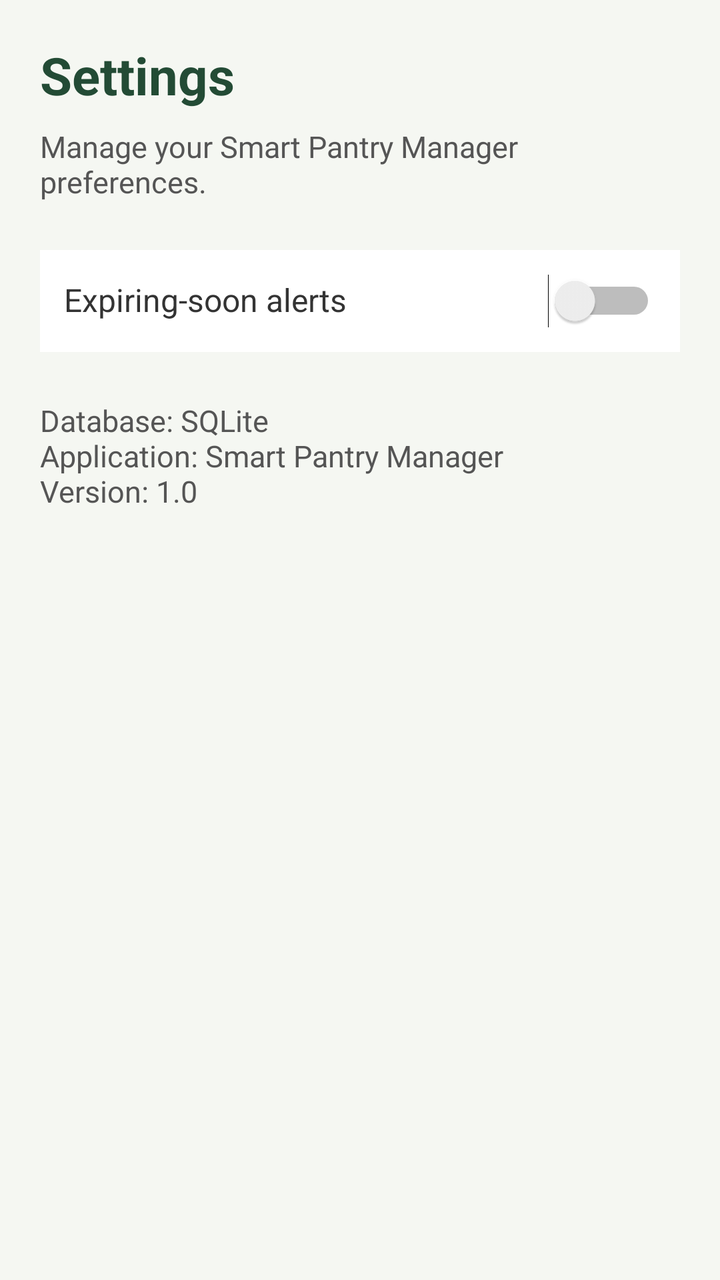
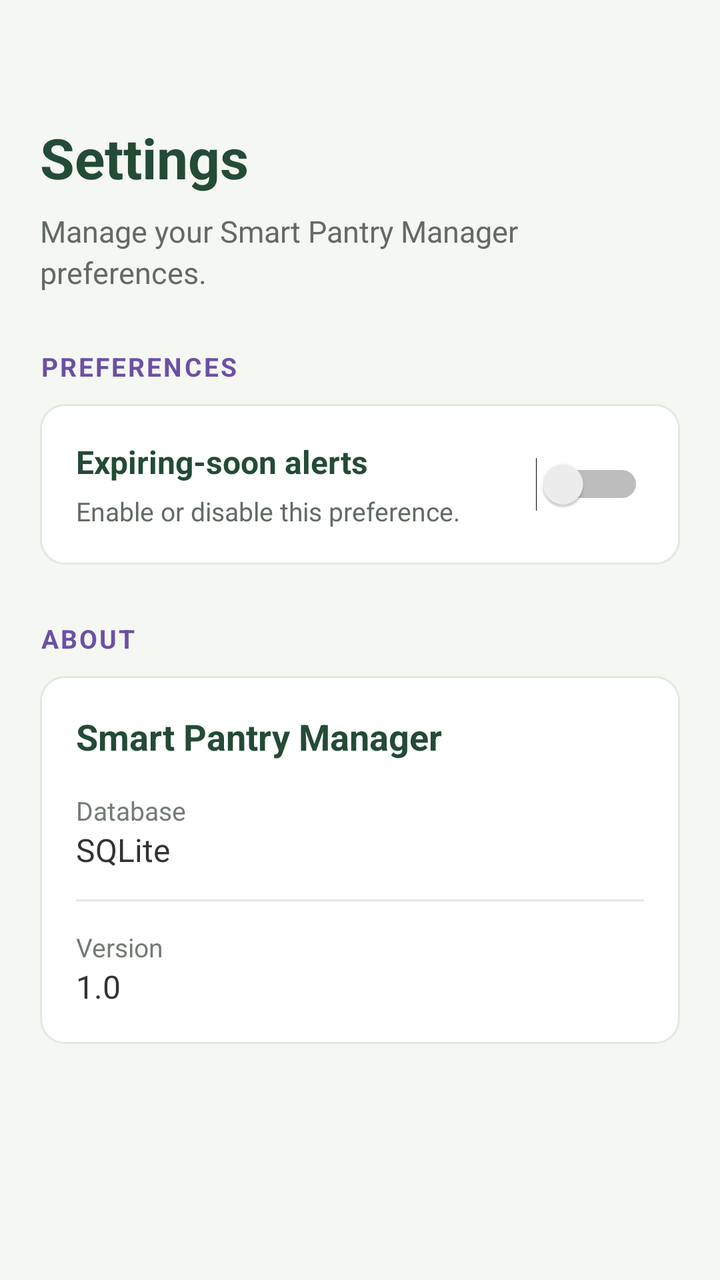

Two renders of the same Android screen: before a commit and after it. Below are the layout's source before the change and the commit's diff.
<!-- AndroidManifest.xml: application theme Theme.SmartPantryManager -->
<!-- res/layout/activity_settings.xml -->
<?xml version="1.0" encoding="utf-8"?>
<LinearLayout
    xmlns:android="http://schemas.android.com/apk/res/android"
    android:layout_width="match_parent"
    android:layout_height="match_parent"
    android:orientation="vertical"
    android:padding="20dp"
    android:background="#F5F7F2">

    <TextView
        android:layout_width="match_parent"
        android:layout_height="wrap_content"
        android:text="Settings"
        android:textSize="26sp"
        android:textStyle="bold"
        android:textColor="#234B35"
        android:layout_marginBottom="8dp" />

    <TextView
        android:layout_width="match_parent"
        android:layout_height="wrap_content"
        android:text="Manage your Smart Pantry Manager preferences."
        android:textSize="15sp"
        android:textColor="#555555"
        android:layout_marginBottom="24dp" />

    <LinearLayout
        android:layout_width="match_parent"
        android:layout_height="wrap_content"
        android:orientation="horizontal"
        android:gravity="center_horizontal"
        android:padding="12dp"
        android:background="#FFFFFF">

        <TextView
            android:layout_width="0dp"
            android:layout_height="wrap_content"
            android:layout_weight="1"
            android:text="Expiring-soon alerts"
            android:textSize="16sp"
            android:textColor="#333333" />

        <Switch
            android:id="@+id/switchAlerts"
            android:layout_width="wrap_content"
            android:layout_height="wrap_content" />

    </LinearLayout>

    <TextView
        android:layout_width="match_parent"
        android:layout_height="wrap_content"
        android:text="Database: SQLite\nApplication: Smart Pantry Manager\nVersion: 1.0"
        android:textSize="15sp"
        android:textColor="#555555"
        android:layout_marginTop="24dp" />

</LinearLayout>
<!-- resources referenced by this layout -->
<resources>
  <style name="Theme.SmartPantryManager" parent="Base.Theme.SmartPantryManager" />
  <style name="Base.Theme.SmartPantryManager" parent="Theme.Material3.DayNight">
  
          
          
      </style>
</resources>

<!-- the commit's change to res/layout/activity_settings.xml (unified diff, before → after) -->
@@ -1,58 +1,159 @@
 <?xml version="1.0" encoding="utf-8"?>
-<LinearLayout
+<ScrollView
     xmlns:android="http://schemas.android.com/apk/res/android"
     android:layout_width="match_parent"
     android:layout_height="match_parent"
-    android:orientation="vertical"
-    android:padding="20dp"
-    android:background="#F5F7F2">
-
-    <TextView
-        android:layout_width="match_parent"
-        android:layout_height="wrap_content"
-        android:text="Settings"
-        android:textSize="26sp"
-        android:textStyle="bold"
-        android:textColor="#234B35"
-        android:layout_marginBottom="8dp" />
-
-    <TextView
-        android:layout_width="match_parent"
-        android:layout_height="wrap_content"
-        android:text="Manage your Smart Pantry Manager preferences."
-        android:textSize="15sp"
-        android:textColor="#555555"
-        android:layout_marginBottom="24dp" />
+    android:background="#F5F7F2"
+    android:fillViewport="true">
 
     <LinearLayout
         android:layout_width="match_parent"
         android:layout_height="wrap_content"
-        android:orientation="horizontal"
-        android:gravity="center_horizontal"
-        android:padding="12dp"
-        android:background="#FFFFFF">
+        android:orientation="vertical"
+        android:paddingStart="20dp"
+        android:paddingEnd="20dp"
+        android:paddingTop="60dp"
+        android:paddingBottom="24dp">
+
+        
+        <TextView
+            android:layout_width="match_parent"
+            android:layout_height="wrap_content"
+            android:text="Settings"
+            android:textSize="28sp"
+            android:textStyle="bold"
+            android:textColor="#234B35"
+            android:layout_marginBottom="8dp" />
 
         <TextView
-            android:layout_width="0dp"
+            android:layout_width="match_parent"
             android:layout_height="wrap_content"
-            android:layout_weight="1"
-            android:text="Expiring-soon alerts"
-            android:textSize="16sp"
-            android:textColor="#333333" />
+            android:text="Manage your Smart Pantry Manager preferences."
+            android:textSize="15sp"
+            android:textColor="#626B63"
+            android:lineSpacingExtra="3dp"
+            android:layout_marginBottom="28dp" />
 
-        <Switch
-            android:id="@+id/switchAlerts"
-            android:layout_width="wrap_content"
-            android:layout_height="wrap_content" />
+        
+        <TextView
+            android:layout_width="match_parent"
+            android:layout_height="wrap_content"
+            android:text="PREFERENCES"
+            android:textSize="13sp"
+            android:textStyle="bold"
+            android:textColor="#6B50A5"
+            android:letterSpacing="0.08"
+            android:layout_marginBottom="10dp" />
+
+        
+        <LinearLayout
+            android:layout_width="match_parent"
+            android:layout_height="wrap_content"
+            android:orientation="horizontal"
+            android:gravity="center_vertical"
+            android:padding="18dp"
+            android:background="@drawable/bg_recipe_detail_card"
+            android:layout_marginBottom="28dp">
+
+            <LinearLayout
+                android:layout_width="0dp"
+                android:layout_height="wrap_content"
+                android:layout_weight="1"
+                android:orientation="vertical"
+                android:paddingEnd="12dp">
+
+                <TextView
+                    android:layout_width="match_parent"
+                    android:layout_height="wrap_content"
+                    android:text="Expiring-soon alerts"
+                    android:textSize="16sp"
+                    android:textStyle="bold"
+                    android:textColor="#234B35"
+                    android:layout_marginBottom="5dp" />
+
+                <TextView
+                    android:layout_width="match_parent"
+                    android:layout_height="wrap_content"
+                    android:text="Enable or disable this preference."
+                    android:textSize="13sp"
+                    android:textColor="#626B63" />
+
+            </LinearLayout>
+
+            <Switch
+                android:id="@+id/switchAlerts"
+                android:layout_width="wrap_content"
+                android:layout_height="wrap_content"
+                android:contentDescription="Enable or disable expiring-soon alerts"
+                android:buttonTint="#6B50A5" />
+
+        </LinearLayout>
+
+        
+        <TextView
+            android:layout_width="match_parent"
+            android:layout_height="wrap_content"
+            android:text="ABOUT"
+            android:textSize="13sp"
+            android:textStyle="bold"
+            android:textColor="#6B50A5"
+            android:letterSpacing="0.08"
+            android:layout_marginBottom="10dp" />
+
+        
+        <LinearLayout
+            android:layout_width="match_parent"
+            android:layout_height="wrap_content"
+            android:orientation="vertical"
+            android:padding="18dp"
+            android:background="@drawable/bg_recipe_detail_card">
+
+            <TextView
+                android:layout_width="match_parent"
+                android:layout_height="wrap_content"
+                android:text="Smart Pantry Manager"
+                android:textSize="18sp"
+                android:textStyle="bold"
+                android:textColor="#234B35"
+                android:layout_marginBottom="16dp" />
+
+            <TextView
+                android:layout_width="match_parent"
+                android:layout_height="wrap_content"
+                android:text="Database"
+                android:textSize="13sp"
+                android:textColor="#737B74" />
+
+            <TextView
+                android:layout_width="match_parent"
+                android:layout_height="wrap_content"
+                android:text="SQLite"
+                android:textSize="16sp"
+                android:textColor="#333333"
+                android:layout_marginBottom="14dp" />
+
+            <View
+                android:layout_width="match_parent"
+                android:layout_height="1dp"
+                android:background="#E2E9E0"
+                android:layout_marginBottom="14dp" />
+
+            <TextView
+                android:layout_width="match_parent"
+                android:layout_height="wrap_content"
+                android:text="Version"
+                android:textSize="13sp"
+                android:textColor="#737B74" />
+
+            <TextView
+                android:layout_width="match_parent"
+                android:layout_height="wrap_content"
+                android:text="1.0"
+                android:textSize="16sp"
+                android:textColor="#333333" />
+
+        </LinearLayout>
 
     </LinearLayout>
 
-    <TextView
-        android:layout_width="match_parent"
-        android:layout_height="wrap_content"
-        android:text="Database: SQLite\nApplication: Smart Pantry Manager\nVersion: 1.0"
-        android:textSize="15sp"
-        android:textColor="#555555"
-        android:layout_marginTop="24dp" />
-
-</LinearLayout>
+</ScrollView>
<!-- resource entries referenced after the edit -->
@@ -1,5 +1,19 @@
 <!-- resources referenced by this layout -->
 <resources>
+  <!-- drawable bg_recipe_detail_card (drawable) -->
+  <?xml version="1.0" encoding="utf-8"?>
+  <shape xmlns:android="http://schemas.android.com/apk/res/android"
+      android:shape="rectangle">
+  
+      <solid android:color="#FFFFFF" />
+  
+      <corners android:radius="12dp" />
+  
+      <stroke
+          android:width="1dp"
+          android:color="#E2E9E0" />
+  
+  </shape>
   <style name="Theme.SmartPantryManager" parent="Base.Theme.SmartPantryManager" />
   <style name="Base.Theme.SmartPantryManager" parent="Theme.Material3.DayNight">
   
